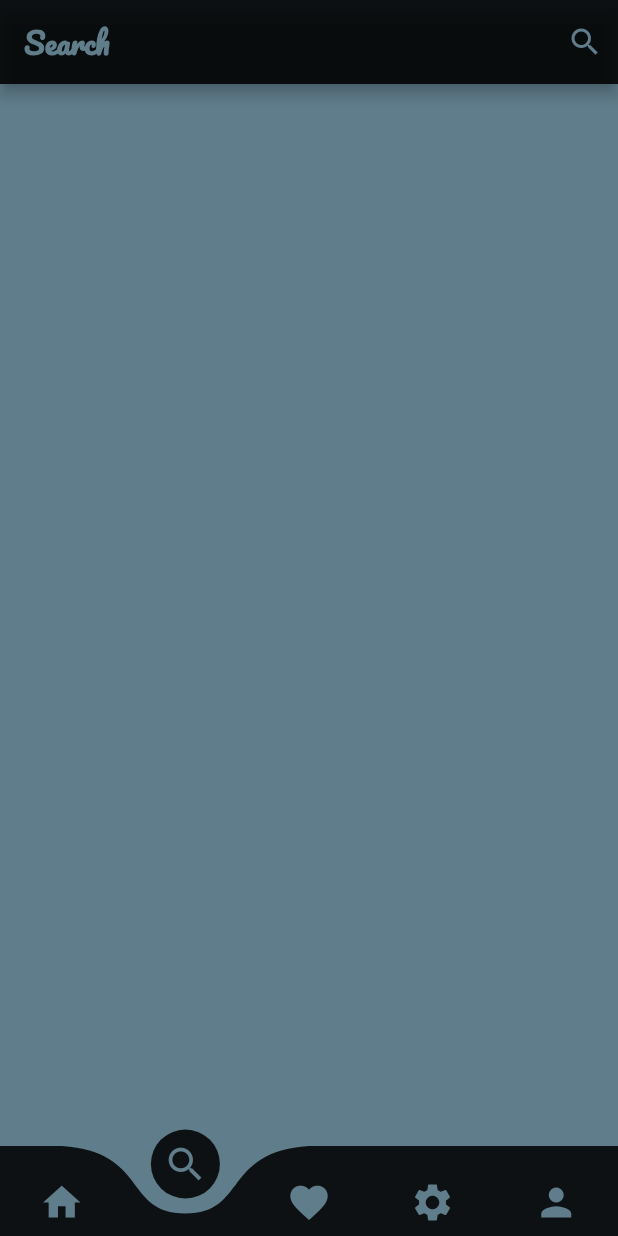
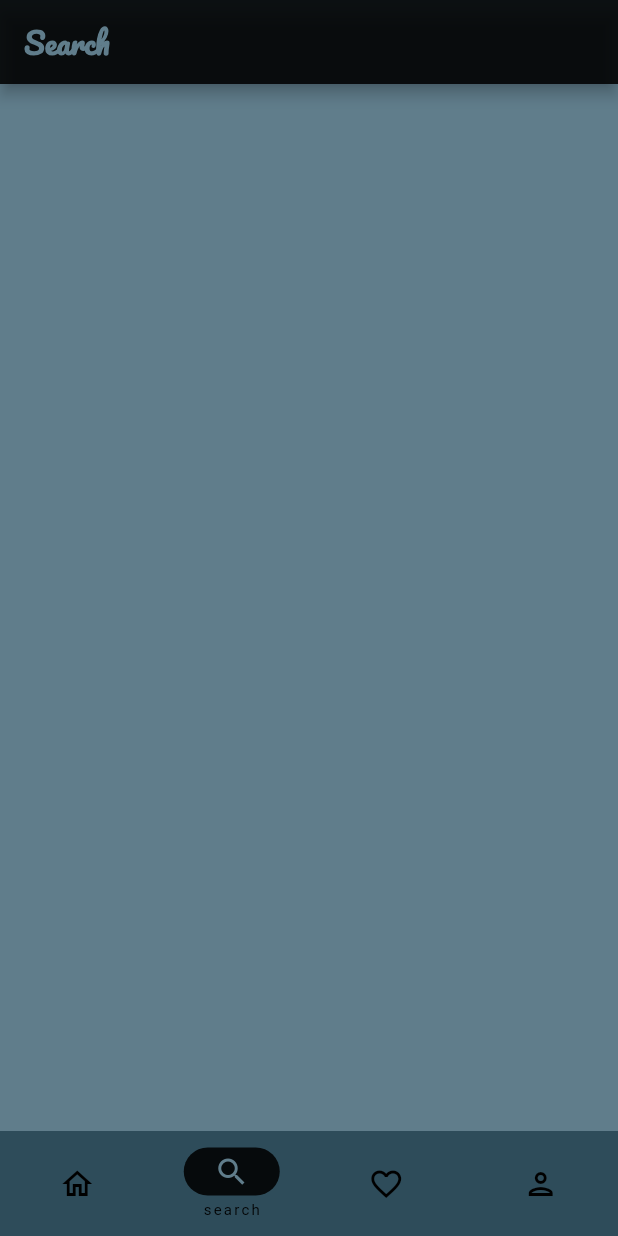
Before and after one commit to ECOMAN003/Closet, a Flutter app: the screen it shows after launch, item 2 of the bottom bar chosen, on a phone screen of 412 x 824 dp. Run offline on Flutter 3.47's test engine with Material 2 defaults, Android fonts, the phone set to English and light mode, and no system bars; drawn by our look-alikes of curved_navigation_bar.

Commit message:
made a lot of adjustments on UI

```diff
--- a/lib/main.dart
+++ b/lib/main.dart
@@ -17,7 +17,7 @@ class MyApp extends StatelessWidget {
       theme: ThemeData(
         primarySwatch: Colors.blue,
       ),
-      home: const MyHomePage(),
+      home: const MyHomePage(), //TODO:
     );
   }
 }
--- a/lib/screens/favoritescreen.dart
+++ b/lib/screens/favoritescreen.dart
@@ -18,7 +18,7 @@ class _FavoriteScreenState extends State<FavoriteScreen> {
       extendBody: true,
       backgroundColor: accentColor,
       appBar: displayAppBar(
-          appBarText: 'Favorites', appBarIcon: Icons.favorite_outline),
+          appBarText: 'Favorites'),
       body: FavoriteScreenBody(),
     );
   }
--- a/lib/screens/homescreen.dart
+++ b/lib/screens/homescreen.dart
@@ -1,10 +1,8 @@
 import 'package:closet/screens/favoritescreen.dart';
 import 'package:closet/screens/profilescreen.dart';
 import 'package:closet/screens/searchscreen.dart';
-import 'package:closet/screens/settingsscreen.dart';
 import 'package:closet/utils/appbar.dart';
 import 'package:flutter/material.dart';
-import 'package:curved_navigation_bar/curved_navigation_bar.dart';
 import 'package:closet/utils/colors.dart';
 
 class MyHomePage extends StatefulWidget {
@@ -15,66 +13,69 @@ class MyHomePage extends StatefulWidget {
 }
 
 class _MyHomePageState extends State<MyHomePage> {
-  final navigationKey = GlobalKey<CurvedNavigationBarState>();
-  int index = 0;
+
+  int _currentIndex = 0;
+
   @override
   Widget build(BuildContext context) {
-    final screens = [
+    // ignore: prefer_const_declarations
+    final screens = const [
       HomeScreen(),
       SearchScreen(),
       FavoriteScreen(),
-      SettingsScreen(),
       ProfileScreen(),
     ];
 
     // ignore: prefer_const_declarations
-    final items = const <Widget>[
-      Icon(
-        Icons.home,
-        size: 30,
-        color: accentColor,
-      ),
-      Icon(
-        Icons.search,
-        size: 30,
-        color: accentColor,
-      ),
-      Icon(
-        Icons.favorite,
-        size: 30,
-        color: accentColor,
-      ),
-      Icon(
-        Icons.settings,
-        size: 30,
-        color: accentColor,
-      ),
-      Icon(
-        Icons.person,
-        size: 30,
-        color: accentColor,
-      ),
-    ];
+
     return Scaffold(
       backgroundColor: accentColor,
-      bottomNavigationBar: CurvedNavigationBar(
-        key: navigationKey,
-        animationDuration: const Duration(milliseconds: 300),
-        buttonBackgroundColor: mainColor,
-        color: mainColor,
-        backgroundColor: Colors.transparent,
-        items: items,
-        height: 60.0,
-        index: index,
-        onTap: (index) => setState(() => this.index = index),
+      bottomNavigationBar: NavigationBarTheme(
+        data: const NavigationBarThemeData(
+          backgroundColor: navBarColor,
+          indicatorColor: mainColor,
+          ),
+        child: NavigationBar(
+          animationDuration: const Duration(milliseconds: 600),
+          labelBehavior: NavigationDestinationLabelBehavior.onlyShowSelected,
+          height: 70,
+          selectedIndex: _currentIndex,
+          onDestinationSelected: (int newIndex) {
+            setState(() {
+              _currentIndex = newIndex;
+            });
+          },
+        destinations: const [
+          NavigationDestination(
+            selectedIcon: Icon(Icons.home, color: accentColor,),
+            icon: Icon(Icons.home_outlined),
+            label: 'home',
+            ),
+          NavigationDestination(
+            selectedIcon: Icon(Icons.search, color: accentColor,),
+            icon: Icon(Icons.search_sharp),
+            label: 'search',
+            ),
+          NavigationDestination(
+            selectedIcon: Icon(Icons.favorite, color: accentColor,),
+            icon: Icon(Icons.favorite_border_outlined),
+            label: 'favorites',
+            ),
+          NavigationDestination(
+            selectedIcon: Icon(Icons.person, color: accentColor,),
+            icon: Icon(Icons.person_outlined),
+            label: 'profile',
+            ),
+        ],
+        ),
       ),
-      body: screens[index],
+      body: screens[_currentIndex],
     );
   }
 }
 
 class HomeScreen extends StatefulWidget {
-  const HomeScreen({ Key? key }) : super(key: key);
+  const HomeScreen({Key? key}) : super(key: key);
 
   @override
   State<HomeScreen> createState() => _HomeScreenState();
@@ -86,7 +87,14 @@ class _HomeScreenState extends State<HomeScreen> {
     return Scaffold(
       extendBody: true,
       backgroundColor: accentColor,
-      appBar: displayAppBar(appBarText: 'Closet', appBarIcon: Icons.cabin),
+      appBar: displayAppBar(appBarText: 'Closet'),
     );
   }
 }
+
+const navTextStyle = TextStyle(
+  fontSize: 40.0,
+  fontWeight: FontWeight.bold,
+  letterSpacing: 2,
+  fontStyle: FontStyle.italic,
+);
--- a/lib/screens/searchscreen.dart
+++ b/lib/screens/searchscreen.dart
@@ -15,7 +15,7 @@ class _SearchScreenState extends State<SearchScreen> {
     return Scaffold(
       extendBody: true,
       backgroundColor: accentColor,
-      appBar: displayAppBar(appBarText: 'Search', appBarIcon: Icons.search_sharp),
+      appBar: displayAppBar(appBarText: 'Search', ),
     );
   }
 }
--- a/lib/screens/settingsscreen.dart
+++ b/lib/screens/settingsscreen.dart
@@ -15,7 +15,7 @@ class _SettingsScreenState extends State<SettingsScreen> {
     return Scaffold(
       extendBody: true,
       backgroundColor: accentColor,
-      appBar: displayAppBar(appBarText: 'Settings', appBarIcon: Icons.settings_outlined)
+      appBar: displayAppBar(appBarText: 'Settings')
     );
   }
 }
--- a/lib/utils/appbar.dart
+++ b/lib/utils/appbar.dart
@@ -3,7 +3,7 @@ import 'package:closet/utils/colors.dart';
 
 AppBar displayAppBar({
   required String? appBarText,
-  required IconData appBarIcon,
+  IconButton? navIcon,
 }) {
   return AppBar(
     backgroundColor: mainColor,
@@ -20,10 +20,7 @@ AppBar displayAppBar({
       Padding(
         // ignore: prefer_const_constructors
         padding: EdgeInsets.only(right: 10.0),
-        child: Icon(
-          appBarIcon,
-          color: accentColor,
-        ),
+        child: navIcon,
       ),
     ],
   );
--- a/lib/utils/colors.dart
+++ b/lib/utils/colors.dart
@@ -4,3 +4,4 @@ const Color mainColor = Colors.black87;
 const Color accentColor = Colors.blueGrey;
 const Color textColor = Colors.white38;
 const Color textBoldColor = Color.fromARGB(255, 56, 56, 56);
+const Color navBarColor = Color.fromARGB(255, 46, 76, 90);
```
Also changed, not shown: lib/screens/profilescreen.dart (+46 -10 lines).
